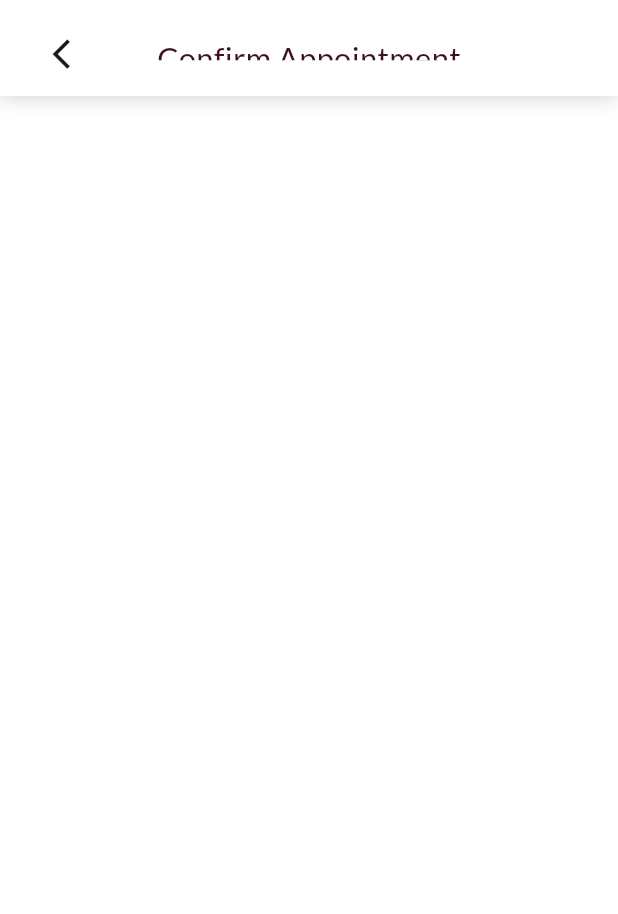
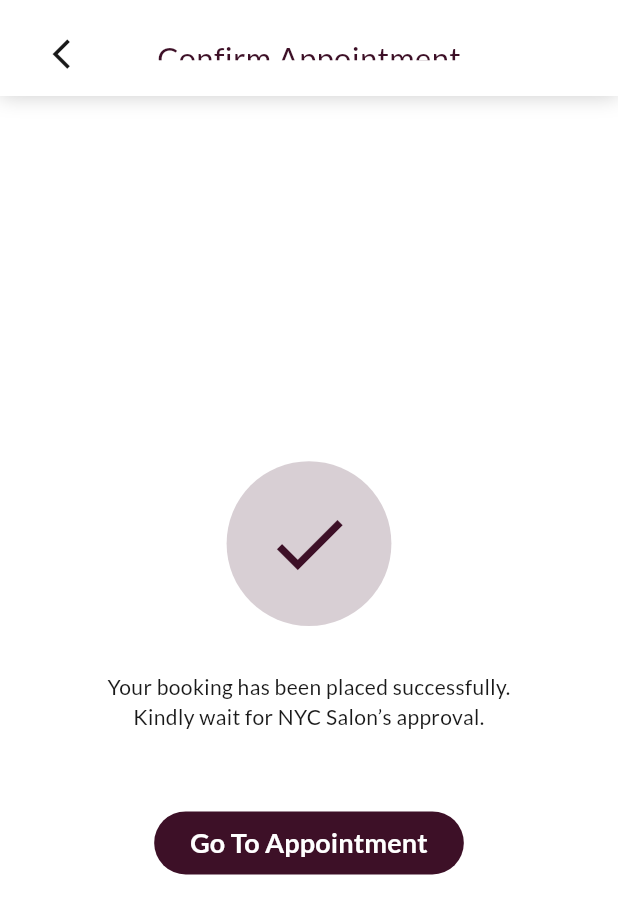
Before and after one commit to nahiduzzaman11/BarBar-App, a Flutter app: the ConfirmAppointment screen opened by its route, on a phone screen of 412 x 824 dp. Shown: the top 914 px of the screen. Run offline on Flutter 3.47's test engine with Material 3 defaults, Android fonts, the light colour scheme and no system bars; our stand-ins replace carousel_slider, dots_indicator, flutter_screenutil, flutter_svg, get, google_fonts and 1 more.

Commit message:
confirm_appointment develop

```diff
--- a/lib/core/route/app_route.dart
+++ b/lib/core/route/app_route.dart
@@ -66,7 +66,7 @@ class AppRoute {
     GetPage(name: forgetPasswordScreen, page: ()=> const ForgetPasswordScreen()),
     GetPage(name: getOTPScreen, page: ()=> const GetOTPScreen()),
     GetPage(name: resetPasswordScreen, page: ()=> const ResetPasswordScreen()),
-    GetPage(name: navigationScreen, page: ()=>  const NavigationScreen()),
+    GetPage(name: navigationScreen, page: ()=>  NavigationScreen(selectedIndex: 0)),
 
     GetPage(name: notificationScreen, page: ()=>  const NotificationScreen()),
     GetPage(name: servicesScreen, page: ()=>  const ServicesScreen()),
--- a/lib/view/screesns/booking_payment/confirm_appointment_screen.dart
+++ b/lib/view/screesns/booking_payment/confirm_appointment_screen.dart
@@ -1,5 +1,8 @@
+import 'package:barbar_app/core/route/app_route.dart';
 import 'package:barbar_app/utils/colors/app_colors.dart';
+import 'package:barbar_app/view/screesns/navigation/navigation_screen.dart';
 import 'package:barbar_app/view/widgets/app_bar/custom_app_bar.dart';
+import 'package:barbar_app/view/widgets/button/custom_button.dart';
 import 'package:barbar_app/view/widgets/text/custom_text.dart';
 import 'package:flutter/material.dart';
 import 'package:flutter_screenutil/flutter_screenutil.dart';
@@ -12,6 +15,7 @@ class ConfirmAppointment extends StatelessWidget {
   Widget build(BuildContext context) {
     ScreenUtil.init(context);
     var width = MediaQuery.of(context).size.width;
+    var height = MediaQuery.of(context).size.height;
 
     return SafeArea(
       top: true,
@@ -26,7 +30,7 @@ class ConfirmAppointment extends StatelessWidget {
             children: [
               GestureDetector(
                 onTap: () {
-                  Get.back();
+                  Get.offAllNamed(AppRoute.navigationScreen);
                 },
                 child: SizedBox(
                   height: 42.h,
@@ -43,6 +47,29 @@ class ConfirmAppointment extends StatelessWidget {
             ],
           ),
         ),
+        body: Container(
+          padding: EdgeInsets.symmetric(horizontal: 24.w, vertical: 24.h),
+          width: width,height: height,
+          child: Column(
+            crossAxisAlignment: CrossAxisAlignment.center,
+            mainAxisAlignment: MainAxisAlignment.center,
+            children: [
+              Container(
+                height: 96.h,width: 96.w,
+                alignment: Alignment.center,
+                decoration: const BoxDecoration(
+                  color: AppColors.purple_20,
+                  shape: BoxShape.circle,
+                ),
+                child: const Icon(Icons.check_sharp,size: 60,color: AppColors.purple_100),
+              ),
+              CustomText(text: "Your booking has been placed successfully.\nKindly wait for NYC Salon’s approval.",
+                maxLines: 2,top: 24.h,bottom: 44.h),
+              CustomElevatedButton(onPressed: (){Get.offAll(NavigationScreen(selectedIndex: 2));
+              }, titleText: "Go To Appointment")
+            ],
+          ),
+        ),
       ),
     );
   }
```
Also changed, not shown: lib/view/screesns/navigation/navigation_screen.dart (+7 -6 lines).
